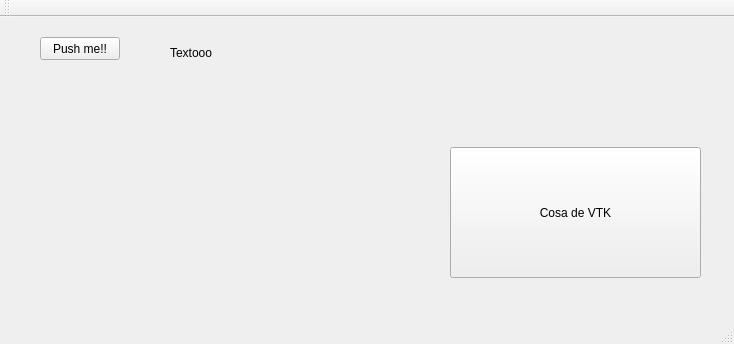
Before: the Qt Designer form ui/mainwindow.ui in luantber/aedtraductor, drawn with Qt 5.
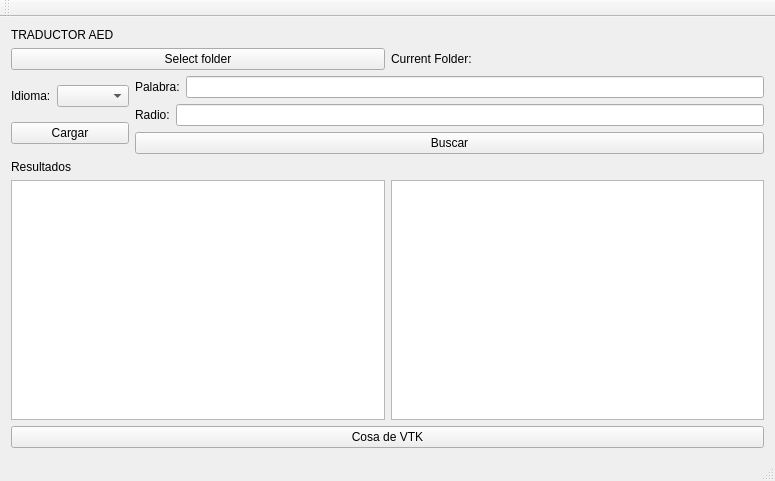
After: the same form once the commit is applied.

The edit to the form file:
```diff
--- a/ui/mainwindow.ui
+++ b/ui/mainwindow.ui
@@ -6,53 +6,160 @@
    <rect>
     <x>0</x>
     <y>0</y>
-    <width>734</width>
-    <height>344</height>
+    <width>775</width>
+    <height>481</height>
    </rect>
   </property>
   <property name="windowTitle">
    <string>MainWindow</string>
   </property>
   <widget class="QWidget" name="centralWidget">
-   <widget class="QPushButton" name="pushButton">
-    <property name="geometry">
-     <rect>
-      <x>40</x>
-      <y>20</y>
-      <width>80</width>
-      <height>23</height>
-     </rect>
-    </property>
-    <property name="text">
-     <string>Push me!!</string>
-    </property>
-   </widget>
-   <widget class="QLabel" name="label">
-    <property name="geometry">
-     <rect>
-      <x>170</x>
-      <y>20</y>
-      <width>191</width>
-      <height>31</height>
-     </rect>
-    </property>
-    <property name="text">
-     <string>Textooo</string>
-    </property>
-   </widget>
-   <widget class="QPushButton" name="pushButton_2">
-    <property name="geometry">
-     <rect>
-      <x>450</x>
-      <y>130</y>
-      <width>251</width>
-      <height>131</height>
-     </rect>
-    </property>
-    <property name="text">
-     <string>Cosa de VTK</string>
-    </property>
-   </widget>
+   <layout class="QVBoxLayout" name="verticalLayout_4">
+    <item>
+     <widget class="QLabel" name="label_2">
+      <property name="text">
+       <string>TRADUCTOR AED</string>
+      </property>
+     </widget>
+    </item>
+    <item>
+     <layout class="QVBoxLayout" name="verticalLayout_3">
+      <item>
+       <layout class="QHBoxLayout" name="horizontalLayout">
+        <item>
+         <widget class="QPushButton" name="pushButton">
+          <property name="text">
+           <string>Select folder</string>
+          </property>
+         </widget>
+        </item>
+        <item>
+         <widget class="QLabel" name="label">
+          <property name="text">
+           <string>Current Folder:</string>
+          </property>
+         </widget>
+        </item>
+       </layout>
+      </item>
+      <item>
+       <layout class="QHBoxLayout" name="horizontalLayout_5">
+        <item>
+         <layout class="QVBoxLayout" name="verticalLayout">
+          <item>
+           <layout class="QHBoxLayout" name="horizontalLayout_2">
+            <item>
+             <widget class="QLabel" name="label_5">
+              <property name="text">
+               <string>Idioma:</string>
+              </property>
+             </widget>
+            </item>
+            <item>
+             <widget class="QComboBox" name="comboBox"/>
+            </item>
+           </layout>
+          </item>
+          <item>
+           <widget class="QPushButton" name="pushButton_3">
+            <property name="text">
+             <string>Cargar</string>
+            </property>
+           </widget>
+          </item>
+         </layout>
+        </item>
+        <item>
+         <layout class="QVBoxLayout" name="verticalLayout_2">
+          <item>
+           <layout class="QHBoxLayout" name="horizontalLayout_3">
+            <item>
+             <widget class="QLabel" name="label_3">
+              <property name="text">
+               <string>Palabra:</string>
+              </property>
+             </widget>
+            </item>
+            <item>
+             <widget class="QLineEdit" name="lineEdit_2"/>
+            </item>
+           </layout>
+          </item>
+          <item>
+           <layout class="QHBoxLayout" name="horizontalLayout_4">
+            <item>
+             <widget class="QLabel" name="label_4">
+              <property name="text">
+               <string>Radio:</string>
+              </property>
+             </widget>
+            </item>
+            <item>
+             <widget class="QLineEdit" name="lineEdit"/>
+            </item>
+           </layout>
+          </item>
+          <item>
+           <widget class="QPushButton" name="pushButton_4">
+            <property name="text">
+             <string>Buscar</string>
+            </property>
+           </widget>
+          </item>
+         </layout>
+        </item>
+       </layout>
+      </item>
+      <item>
+       <widget class="QLabel" name="label_6">
+        <property name="text">
+         <string>Resultados</string>
+        </property>
+       </widget>
+      </item>
+      <item>
+       <layout class="QHBoxLayout" name="horizontalLayout_6">
+        <item>
+         <widget class="QTextBrowser" name="textBrowser"/>
+        </item>
+        <item>
+         <widget class="QTextBrowser" name="textBrowser_2"/>
+        </item>
+       </layout>
+      </item>
+     </layout>
+    </item>
+    <item>
+     <widget class="QPushButton" name="pushButton_2">
+      <property name="text">
+       <string>Cosa de VTK</string>
+      </property>
+     </widget>
+    </item>
+   </layout>
+   <zorder>pushButton</zorder>
+   <zorder>label</zorder>
+   <zorder>pushButton_2</zorder>
+   <zorder>label_2</zorder>
+   <zorder>pushButton</zorder>
+   <zorder>label</zorder>
+   <zorder>label</zorder>
+   <zorder>pushButton</zorder>
+   <zorder>pushButton</zorder>
+   <zorder>label</zorder>
+   <zorder>label_3</zorder>
+   <zorder>label_4</zorder>
+   <zorder>comboBox</zorder>
+   <zorder>label_5</zorder>
+   <zorder>lineEdit</zorder>
+   <zorder>lineEdit_2</zorder>
+   <zorder>pushButton_3</zorder>
+   <zorder>pushButton_4</zorder>
+   <zorder>textBrowser</zorder>
+   <zorder>textBrowser_2</zorder>
+   <zorder>textBrowser</zorder>
+   <zorder>textBrowser_2</zorder>
+   <zorder>label_6</zorder>
   </widget>
   <widget class="QMenuBar" name="menuBar">
    <property name="geometry">
```
Left out of the diff: 2 changed lines with no effect on the pictures.
